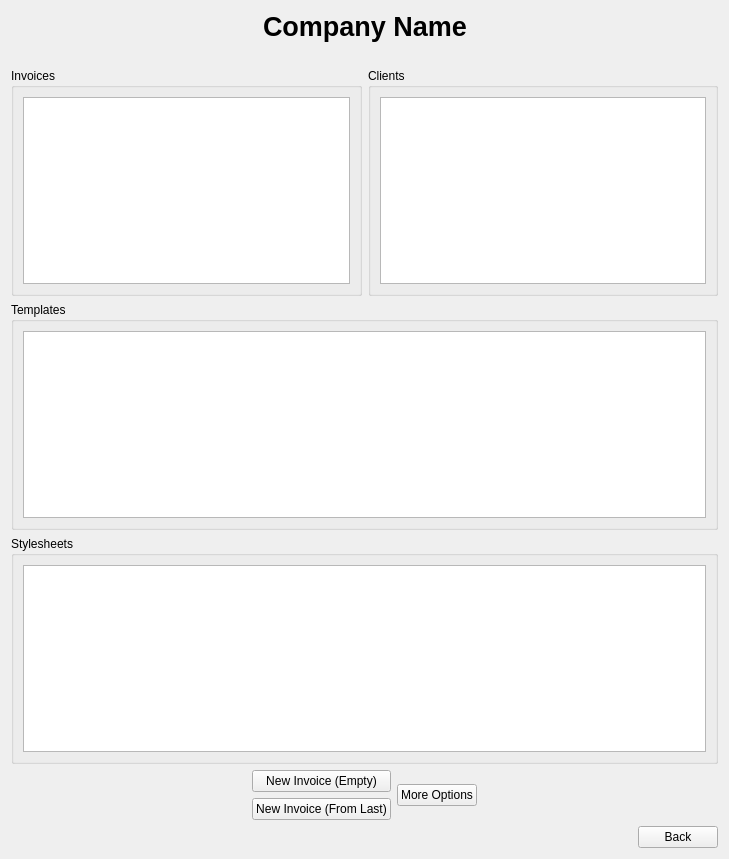
MickaelOnTheWave/InvoiceManager, file MainPage.ui: the form before one commit.
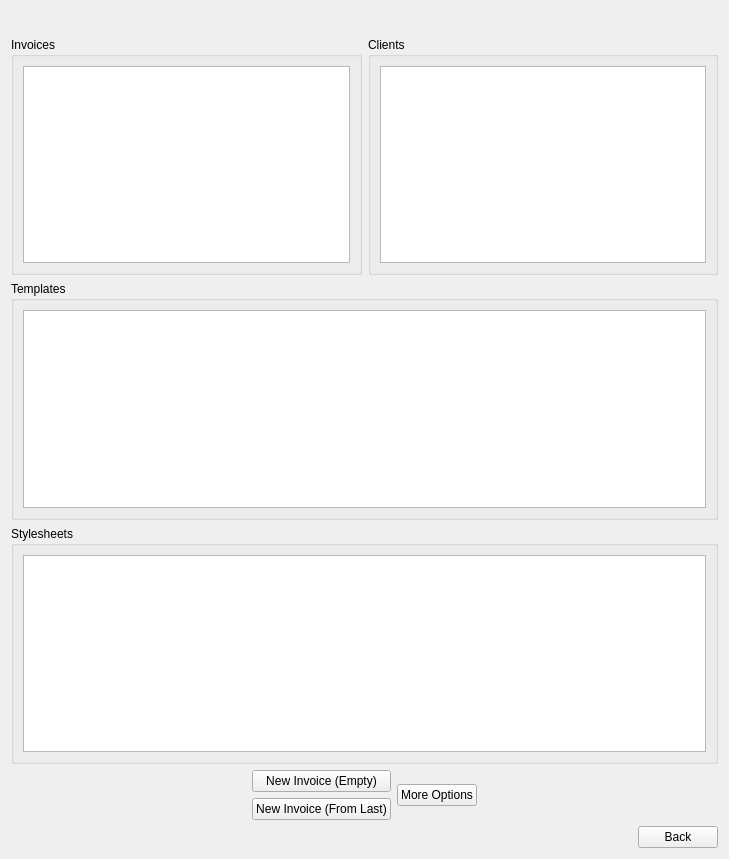
The form after the commit. Custom widgets are drawn as their Qt base class.

```diff
--- a/MainPage.ui
+++ b/MainPage.ui
@@ -15,48 +15,7 @@
   </property>
   <layout class="QVBoxLayout" name="verticalLayout_6">
    <item>
-    <layout class="QHBoxLayout" name="horizontalLayout_2">
-     <item>
-      <spacer name="horizontalSpacer">
-       <property name="orientation">
-        <enum>Qt::Horizontal</enum>
-       </property>
-       <property name="sizeHint" stdset="0">
-        <size>
-         <width>40</width>
-         <height>20</height>
-        </size>
-       </property>
-      </spacer>
-     </item>
-     <item>
-      <widget class="QLabel" name="companyNameLabel">
-       <property name="font">
-        <font>
-         <pointsize>20</pointsize>
-         <weight>75</weight>
-         <bold>true</bold>
-        </font>
-       </property>
-       <property name="text">
-        <string>Company Name</string>
-       </property>
-      </widget>
-     </item>
-     <item>
-      <spacer name="horizontalSpacer_2">
-       <property name="orientation">
-        <enum>Qt::Horizontal</enum>
-       </property>
-       <property name="sizeHint" stdset="0">
-        <size>
-         <width>40</width>
-         <height>20</height>
-        </size>
-       </property>
-      </spacer>
-     </item>
-    </layout>
+    <widget class="TitleBarWidget" name="titleBarWidget" native="true"/>
    </item>
    <item>
     <spacer name="verticalSpacer">
@@ -210,6 +169,12 @@
    <header>DbStatusForm.h</header>
    <container>1</container>
   </customwidget>
+  <customwidget>
+   <class>TitleBarWidget</class>
+   <extends>QWidget</extends>
+   <header>TitleBarWidget.h</header>
+   <container>1</container>
+  </customwidget>
  </customwidgets>
  <resources/>
  <connections/>
```
